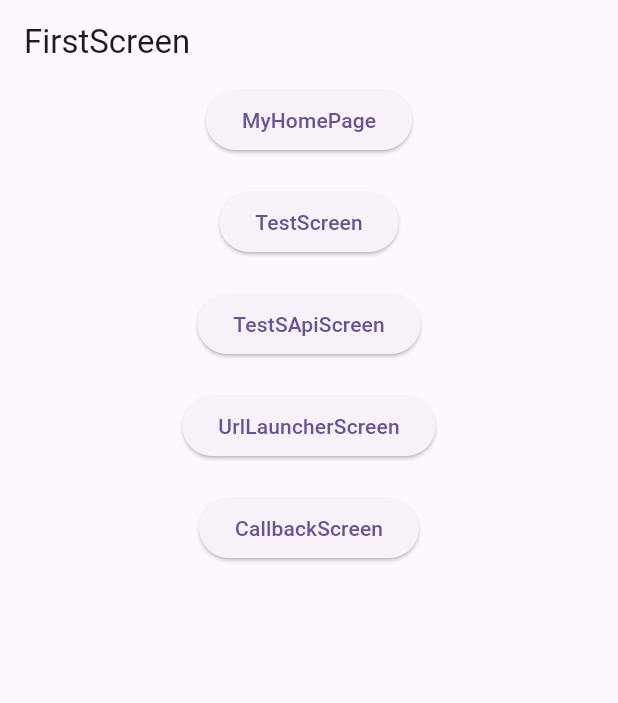
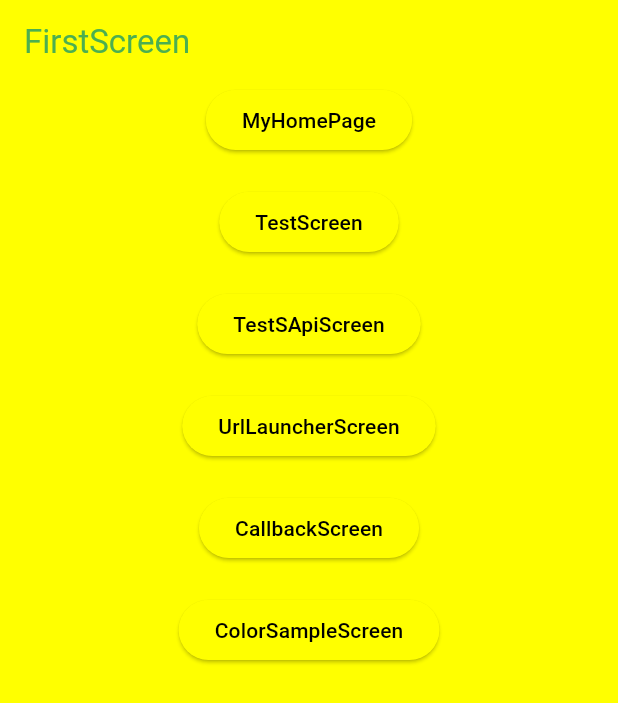
Before and after one commit to nanakoshis/learning_app, a Flutter app: the screen it shows after launch, on a phone screen of 412 x 824 dp. Shown: the top 703 px of the screen. Run offline on Flutter 3.47's test engine with Material 3 defaults, Android fonts, the phone set to English and light mode, and no system bars; our stand-ins replace dio, flutter_riverpod, freezed_annotation, retrofit, riverpod_annotation; generated files the repository leaves out were written again.

Commit message:
ColorSchemeの追加

```diff
--- /dev/null
+++ b/practice_app/lib/components/colors.dart
@@ -0,0 +1,32 @@
+import 'package:flutter/material.dart';
+
+final sampleTheme =
+  ThemeData(
+    colorScheme: const ColorScheme(
+      // 明るさのプロパティBrightness.1ight=昼間 Brightness.dark=夜
+      brightness: Brightness.light,
+      // アプリの画面とコンポーネント全体で最も頻繁に表示される色
+      // ウィジェットの上に表示される文字色など
+      primary: Colors.black,
+      // プライマリとセットで考える色
+      onPrimary: Colors.white,
+      // アクセントカラー、強調色に表現の幅を広げる
+      secondary: Colors.orange,
+      // アクセントカラーとセットで考える色
+      onSecondary: Colors.brown,
+      // 入力検証エラーに使用する色エラーテキストの色
+      error: Colors.red,
+      // エラーテキストとセットで考える色
+      onError: Colors.white,
+      // 全体の背景色
+      background: Colors.white,
+      // 背景に描かれたときにはっきりと判読できる色
+      // 例:アウトライン TextFieldやOutlinedButtonの枠線に使用
+      onBackground: Colors.indigo,
+      // ウィジェットの背景色
+      // AppBerやButtonなど
+      surface: Colors.yellowAccent,
+      // ベースの文字色
+      onSurface: Colors.green,
+    )
+  );
--- a/practice_app/lib/main.dart
+++ b/practice_app/lib/main.dart
@@ -1,7 +1,9 @@
 import 'package:flutter/material.dart';
 import 'package:flutter_riverpod/flutter_riverpod.dart';
+import 'package:practice_app/components/colors.dart';
 import 'package:practice_app/view/api_screen.dart';
 import 'package:practice_app/view/callback_screen.dart';
+import 'package:practice_app/view/color_sample_screen.dart';
 
 import 'view/first_screen.dart';
 import 'view/my_home_pege.dart';
@@ -25,10 +27,12 @@ class MyApp extends StatelessWidget {
     // MaterialApp Googleの標準デザイン（マテリアルデザイン）の雛形を設定（テーマカラーなど）
     return MaterialApp(
       title: 'Flutter Demo',
-      theme: ThemeData(
-        colorScheme: ColorScheme.fromSeed(seedColor: Colors.deepPurple),
-        useMaterial3: true,
-      ),
+      // テーマカラーの設定
+      // theme: ThemeData(
+      //   colorScheme: ColorScheme.fromSeed(seedColor: Colors.deepPurple),
+      //   useMaterial3: true,
+      // ),
+      theme:sampleTheme,
       routes: {
         '/': (context) => const FirstScreen(),
         '/MyHomePage': (context) => const MyHomePage(title: 'Flutter Demo Home Page'),
@@ -36,6 +40,7 @@ class MyApp extends StatelessWidget {
         '/ApiScreen': (context) => const ApiScreen(),
         '/UrlLauncherScreen': (context) => const UrlLauncherScreen(),
         '/CallbackScreen': (context) => const CallbackScreen(),
+        '/ColorSampleScreen': (context) => const ColorSampleScreen(),
       },
     );
   }
--- a/practice_app/lib/view/first_screen.dart
+++ b/practice_app/lib/view/first_screen.dart
@@ -46,6 +46,13 @@ class FirstScreen extends StatelessWidget {
               onPressed: () => Navigator.pushNamed(context, '/CallbackScreen'),
               child: const Text('CallbackScreen'),
             ),
+            const SizedBox(
+              height: 20,
+            ),
+            ElevatedButton(
+              onPressed: () => Navigator.pushNamed(context, '/ColorSampleScreen'),
+              child: const Text('ColorSampleScreen'),
+            ),
           ],
         )
       ),
```
Also changed, not shown: practice_app/lib/view/color_sample_screen.dart (added, +54 -0 lines).
